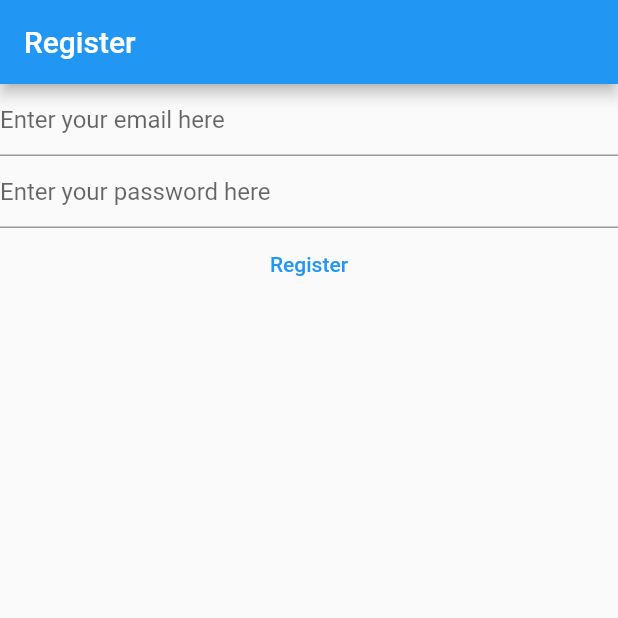
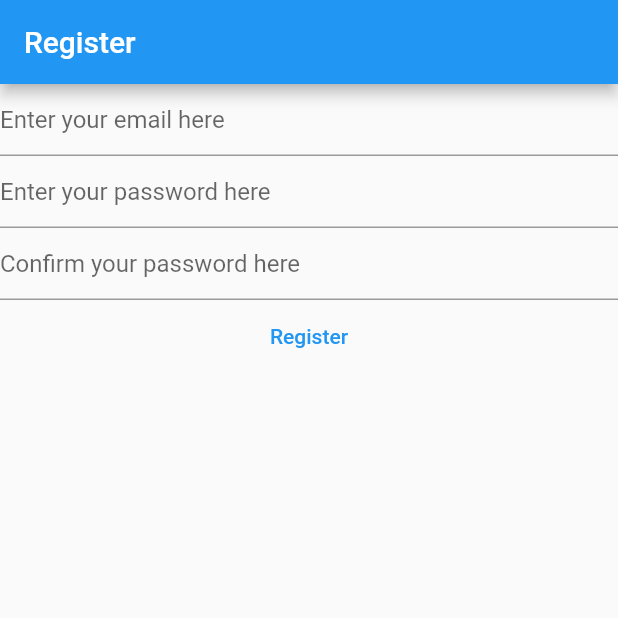
Before and after one commit to RafVanhoegaerden-s128965/IntroMobile, a Flutter app: the screen it shows after launch, after a tap on "Register", on a phone screen of 412 x 824 dp, the top half of it. Run offline on Flutter 3.47's test engine with Material 2 defaults, Android fonts, the phone set to English and light mode, and no system bars; our stand-ins replace firebase_auth, firebase_core; accounts and stored records are empty; network calls fail.

Commit message:
Added confirmpassword field and check if the passwordfields have same value, else show error on screen

```diff
--- a/parq_app/lib/main.dart
+++ b/parq_app/lib/main.dart
@@ -17,20 +17,22 @@ void main() {
 }
 
 class HomePage extends StatefulWidget {
-  const HomePage({super.key});
+  const HomePage({Key? key}) : super(key: key);
 
   @override
-  State<HomePage> createState() => _HomePageState();
+  _HomePageState createState() => _HomePageState();
 }
 
 class _HomePageState extends State<HomePage> {
   late final TextEditingController _email;
   late final TextEditingController _password;
+  late final TextEditingController _confirmPassword;
 
   @override
   void initState() {
     _email = TextEditingController();
     _password = TextEditingController();
+    _confirmPassword = TextEditingController();
     super.initState();
   }
 
@@ -38,6 +40,7 @@ class _HomePageState extends State<HomePage> {
   void dispose() {
     _email.dispose();
     _password.dispose();
+    _confirmPassword.dispose();
     super.dispose();
   }
 
@@ -70,24 +73,41 @@ class _HomePageState extends State<HomePage> {
                     decoration: const InputDecoration(
                         hintText: 'Enter your password here'),
                   ),
+                  TextField(
+                    controller: _confirmPassword,
+                    obscureText: true,
+                    enableSuggestions: false,
+                    autocorrect: false,
+                    decoration: const InputDecoration(
+                        hintText: 'Confirm your password here'),
+                  ),
                   TextButton(
                     onPressed: () async {
                       final email = _email.text;
                       final password = _password.text;
+                      final confirmPassword = _confirmPassword.text;
 
+                      if (password != confirmPassword) {
+                        ScaffoldMessenger.of(context).showSnackBar(
+                          const SnackBar(
+                            content: Text("Passwords do not match"),
+                          ),
+                        );
+                      } else {
                         final userCredential = await FirebaseAuth.instance
                             .createUserWithEmailAndPassword(
                           email: email,
                           password: password,
                         );
                         print(userCredential);
+                      }
                     },
                     child: const Text('Register'),
                   ),
                 ],
               );
             default:
-              return Text('Loading');
+              return const Text('Loading...');
           }
         },
       ),
```
Lines whose indentation alone changed are shown as unchanged.
